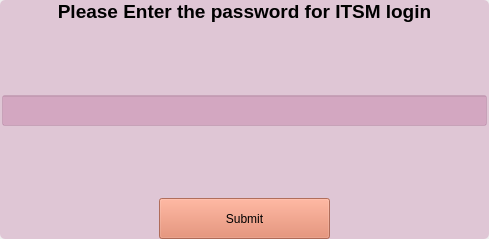
Qt form ITSM_password_popup_without_file.ui (Enjoy-Maity/new_ui_for_CS_Core) before a commit.
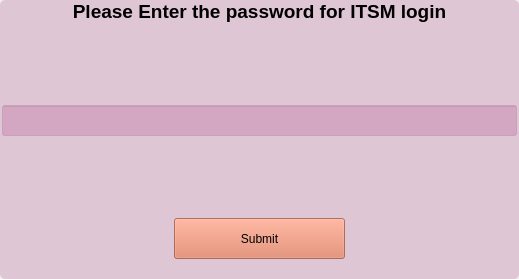
The same form after that commit.

Diff of the .ui file:
```diff
--- a/ITSM_password_popup_without_file.ui
+++ b/ITSM_password_popup_without_file.ui
@@ -6,8 +6,8 @@
    <rect>
     <x>0</x>
     <y>0</y>
-    <width>489</width>
-    <height>239</height>
+    <width>519</width>
+    <height>279</height>
    </rect>
   </property>
   <property name="minimumSize">
@@ -189,6 +189,22 @@
           </item>
          </layout>
         </item>
+        <item>
+         <spacer name="verticalSpacer_3">
+          <property name="orientation">
+           <enum>Qt::Orientation::Vertical</enum>
+          </property>
+          <property name="sizeType">
+           <enum>QSizePolicy::Policy::Minimum</enum>
+          </property>
+          <property name="sizeHint" stdset="0">
+           <size>
+            <width>20</width>
+            <height>20</height>
+           </size>
+          </property>
+         </spacer>
+        </item>
        </layout>
       </item>
      </layout>
```
